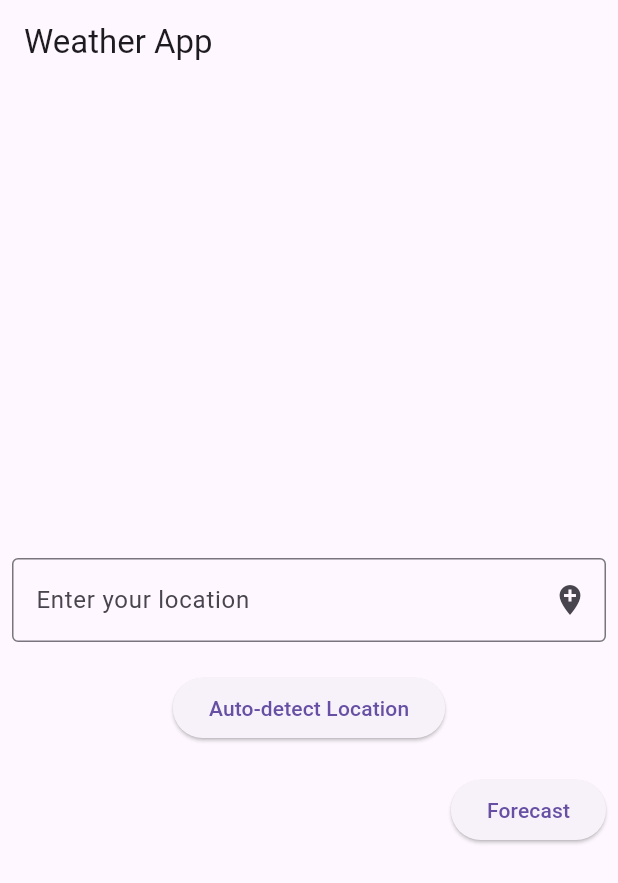
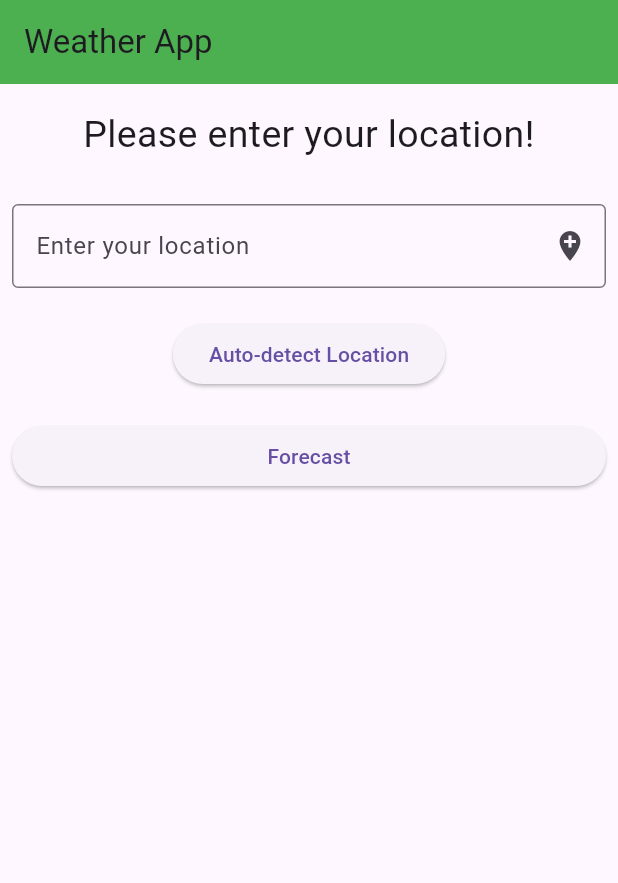
Before and after one commit to SunwooDua/MAD-project-2, a Flutter app: the screen it shows after launch, on a phone screen of 412 x 824 dp. Shown: the top 883 px of the screen. Run offline on Flutter 3.47's test engine with Material 3 defaults, Android fonts, the phone set to English and light mode, and no system bars; our stand-ins replace firebase_core, geocoding, geolocator; accounts and stored records are empty.

Commit message:
updated mainscreen ui

```diff
--- a/lib/main.dart
+++ b/lib/main.dart
@@ -14,6 +14,7 @@ class MyApp extends StatelessWidget {
     return MaterialApp(
       title: 'Flutter Demo',
       theme: ThemeData(primarySwatch: Colors.blue),
+      debugShowCheckedModeBanner: false,
       home: MainScreen(),
     );
   }
--- a/lib/screens/forecast_screen.dart
+++ b/lib/screens/forecast_screen.dart
@@ -93,7 +93,10 @@ class _ForecastScreenState extends State<ForecastScreen> {
 
   Widget build(BuildContext context) {
     return Scaffold(
-      appBar: AppBar(title: Text("Forecast")),
+      appBar: AppBar(
+        title: Text("Forecast"),
+        backgroundColor: Colors.lightBlueAccent,
+      ),
       body: Center(
         child: Padding(
           padding: const EdgeInsets.all(8.0),
--- a/lib/screens/main_screen.dart
+++ b/lib/screens/main_screen.dart
@@ -76,16 +76,24 @@ class _MainScreenState extends State<MainScreen> {
   @override
   Widget build(BuildContext context) {
     return Scaffold(
-      appBar: AppBar(title: Text('Weather App')),
+      appBar: AppBar(title: Text('Weather App'), backgroundColor: Colors.green),
       body: Padding(
         padding: const EdgeInsets.all(8.0),
         child: Column(
-          mainAxisAlignment: MainAxisAlignment.center,
           crossAxisAlignment: CrossAxisAlignment.end,
           children: [
             Container(
+              child: Padding(
+                padding: const EdgeInsets.all(8.0),
                 child: Center(
-                child: Text(location, style: TextStyle(fontSize: 25)),
+                  child: Text(
+                    location.isNotEmpty
+                        ? 'Your location is: $location'
+                        : 'Please enter your location!',
+                    style: TextStyle(fontSize: 25),
+                    textAlign: TextAlign.center,
+                  ),
+                ),
               ),
             ),
             SizedBox(height: 20),
@@ -115,7 +123,9 @@ class _MainScreenState extends State<MainScreen> {
               ),
             ),
             SizedBox(height: 20),
-            ElevatedButton(
+            SizedBox(
+              width: double.infinity, // as wide as possible
+              child: ElevatedButton(
                 onPressed: () {
                   if (latitude.isNotEmpty && longitude.isNotEmpty) {
                     //pass longitude and latitude
@@ -134,6 +144,7 @@ class _MainScreenState extends State<MainScreen> {
                 },
                 child: Text('Forecast'),
               ),
+            ),
           ],
         ),
       ),
```
Lines whose indentation alone changed are shown as unchanged.
